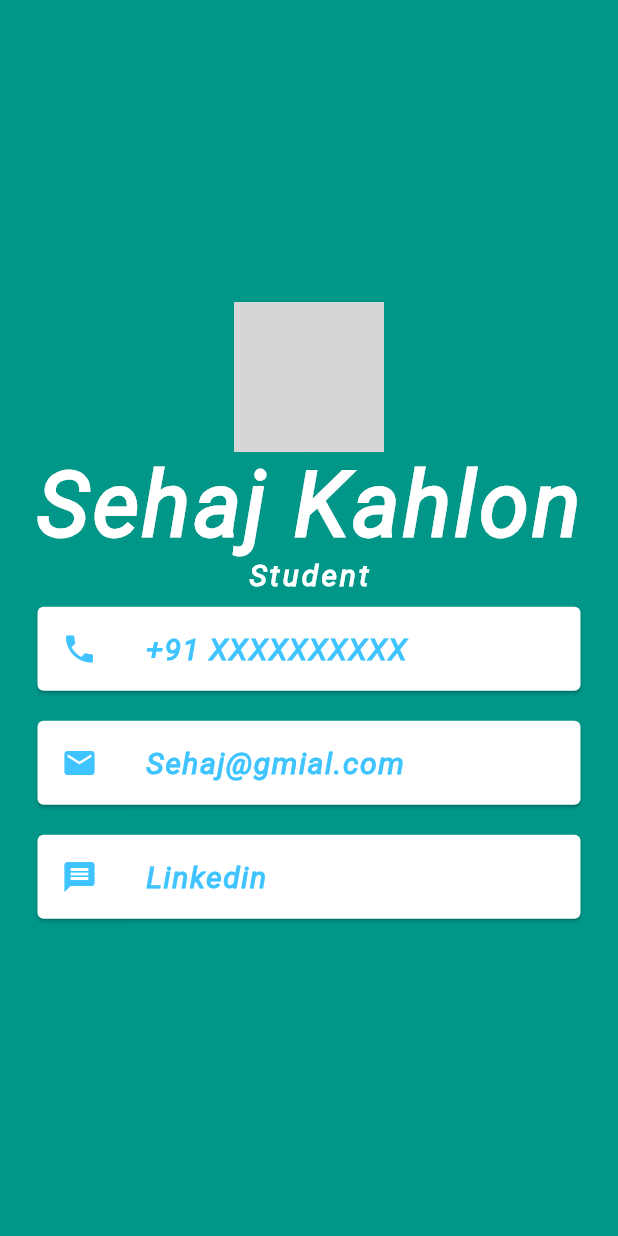
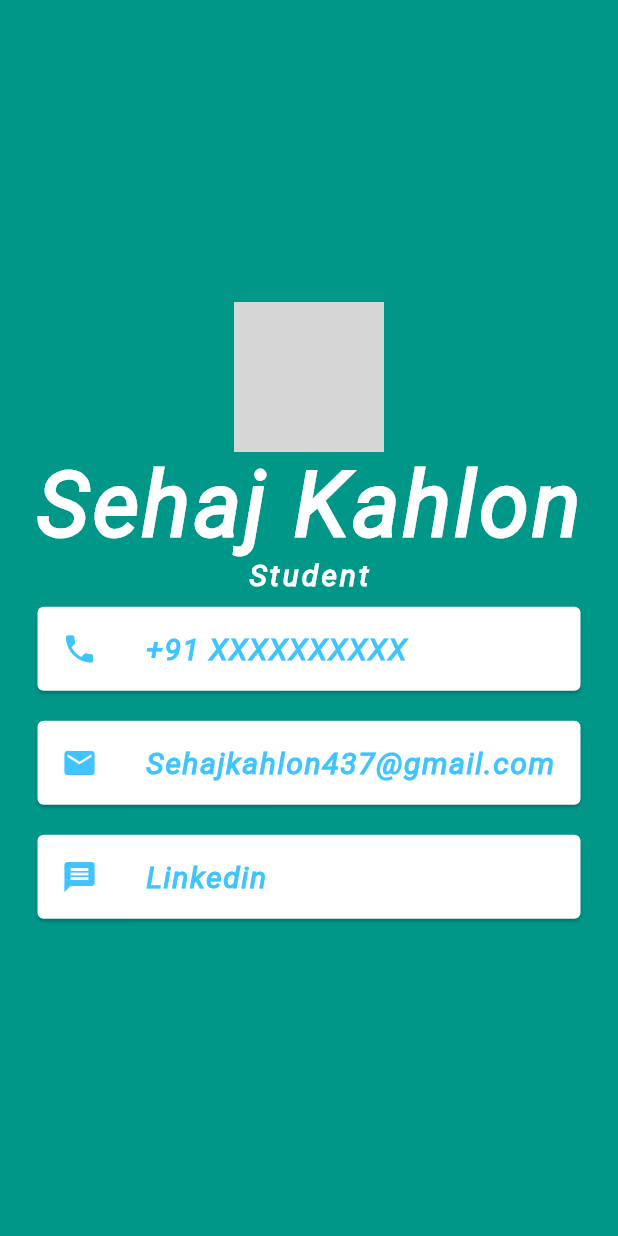
Before and after one commit to Sehaj-kahlon/Intro-App, a Flutter app: the screen it shows after launch, on a phone screen of 412 x 824 dp. Run offline on Flutter 3.47's test engine with Material 2 defaults, Android fonts, the phone set to English and light mode, and no system bars; Roboto replaces fonts that are missing (Roboto-Italic); grey boxes are pictures that could not be loaded.

Commit message:
added email

```diff
--- a/lib/main.dart
+++ b/lib/main.dart
@@ -68,7 +68,7 @@ class MyApp extends StatelessWidget {
                 ),
                 child: ListTile(
                   leading: Icon(Icons.email, color: Colors.lightBlueAccent),
-                  title: Text('Sehaj@gmial.com',
+                  title: Text('Sehajkahlon437@gmail.com',
                       style: TextStyle(
                         color: Colors.lightBlueAccent,
                         fontWeight: FontWeight.bold,
```
